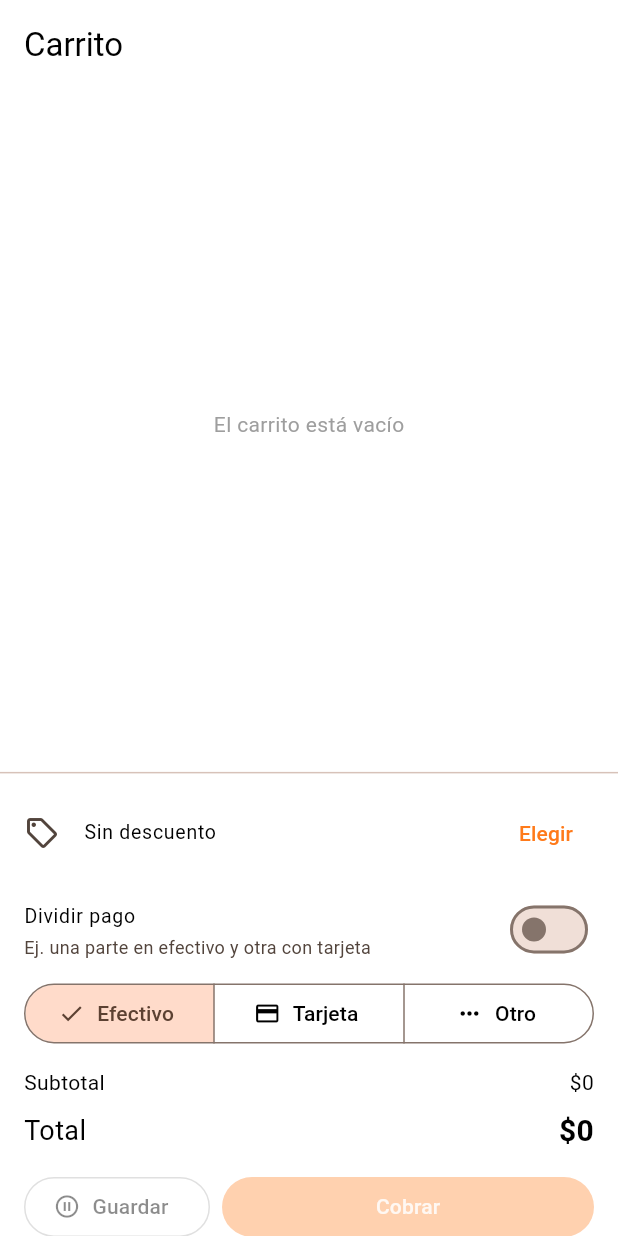
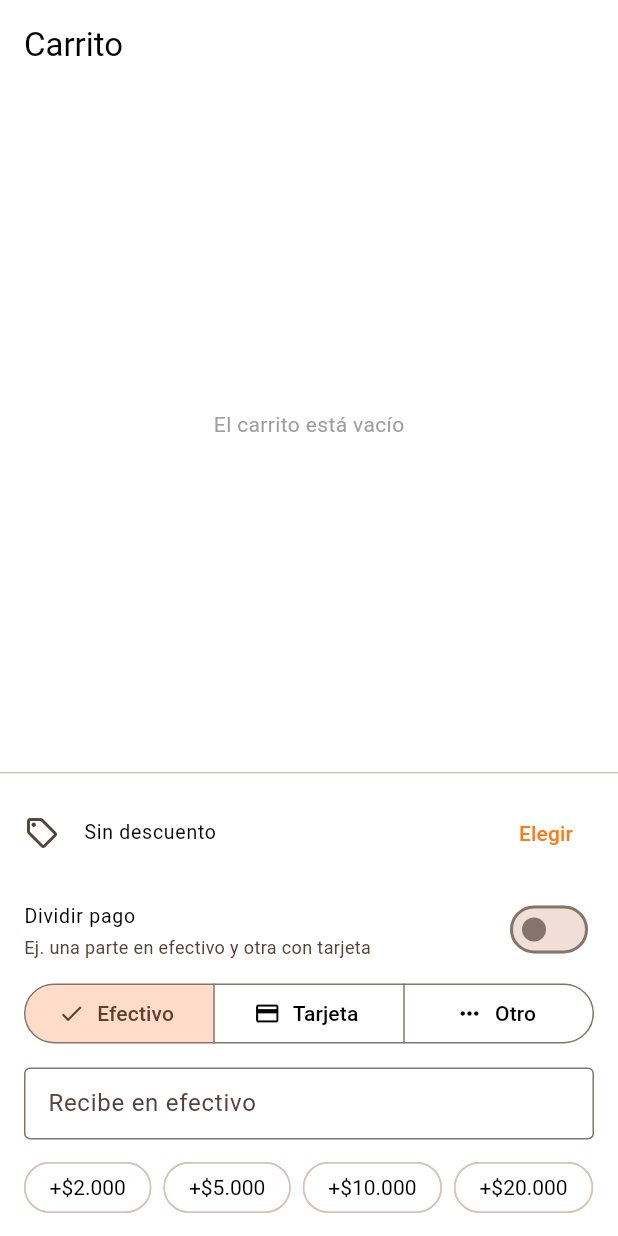
Before and after one commit to p1np0n/POSible, a Flutter app: the CartPanel widget shown alone on an empty page, opened directly, on a phone screen of 412 x 824 dp. Run offline on Flutter 3.47's test engine with Material 3 defaults, Android fonts, the phone set to English and light mode, and no system bars; our stand-ins replace csv, file_picker, image_picker, share_plus, shared_preferences, supabase_flutter; missing offline and left inert: mobile_scanner; accounts and stored records are empty.

Commit message:
Ventas: vuelto en efectivo, agregar producto visible y búsqueda sin tildes
- Carrito: con pago en Efectivo (sin dividir), un campo "Recibe en
  efectivo" con montos rápidos (+$2.000/$5.000/$10.000/$20.000, se van
  sumando) calcula el vuelto a entregar (o cuánto falta, si es
  insuficiente). Es solo una ayuda visual para el cajero, no cambia lo
  que se cobra ni se registra en la venta.
- Ventas: "Agregar producto" vuelve a ser un ícono suelto en la barra de
  arriba, en vez de estar escondido en el menú de los tres puntos.
- Búsqueda sin distinguir tildes (nuevo lib/utils/search_normalize.dart):
  aplicado al buscador de Ventas, al buscador de producto del
  administrador de pestañas, y al filtro de "Inventario bajo" en Lista
  de artículos. La búsqueda paginada principal de Lista de artículos y el
  buscador para agregar producto nuevo a una pestaña siguen consultando
  la base de datos directo (ilike sensible a tildes) y quedan fuera de
  este cambio.

Co-Authored-By: Claude Sonnet 5 <noreply@anthropic.com>
Claude-Session: https://claude.ai/code/session_011Joc9koXtYcSZFKc6EaRF6

```diff
--- a/lib/screens/pos/cart_panel.dart
+++ b/lib/screens/pos/cart_panel.dart
@@ -58,6 +58,11 @@ class _CartPanelState extends State<CartPanel> {
   final _cashAmountController = TextEditingController();
   final _cardAmountController = TextEditingController();
   final _otherAmountController = TextEditingController();
+  // Con cuánto efectivo paga el cliente, para calcular el vuelto — solo se
+  // usa como ayuda para el cajero, no cambia lo que se registra en la
+  // venta (siempre se cobra el total exacto).
+  final _cashReceivedController = TextEditingController();
+  static const List<double> _cashPresets = [2000, 5000, 10000, 20000];
 
   @override
   void initState() {
@@ -70,6 +75,7 @@ class _CartPanelState extends State<CartPanel> {
     _cashAmountController.dispose();
     _cardAmountController.dispose();
     _otherAmountController.dispose();
+    _cashReceivedController.dispose();
     super.dispose();
   }
 
@@ -99,6 +105,21 @@ class _CartPanelState extends State<CartPanel> {
   double get _splitOther => double.tryParse(_otherAmountController.text) ?? 0;
   double get _splitSum => _splitCash + _splitCard + _splitOther;
   bool get _splitValid => (_splitSum - _total).abs() < 0.01;
+
+  double? get _cashReceived => double.tryParse(_cashAmountReceivedText);
+  String get _cashAmountReceivedText => _cashReceivedController.text.trim();
+  double get _change => (_cashReceived ?? 0) - _total;
+
+  void _addCashPreset(double amount) {
+    final current = _cashReceived ?? 0;
+    setState(() => _cashReceivedController.text = (current + amount).round().toString());
+  }
+
+  void _clearCashReceived() {
+    if (_cashReceivedController.text.isNotEmpty) {
+      setState(() => _cashReceivedController.clear());
+    }
+  }
 
   void _toggleSplitPayment(bool value) {
     setState(() {
@@ -190,6 +211,7 @@ class _CartPanelState extends State<CartPanel> {
         setState(() {
           _splitPayment = false;
           _paymentMethod = 'cash';
+          _cashReceivedController.clear();
         });
         ScaffoldMessenger.of(context).showSnackBar(const SnackBar(content: Text('Venta registrada')));
         widget.onSaleCompleted?.call();
@@ -284,7 +306,10 @@ class _CartPanelState extends State<CartPanel> {
       ),
     );
     if (confirmed != true) return;
-    if (mounted) context.read<CartProvider>().clear();
+    if (mounted) {
+      context.read<CartProvider>().clear();
+      _clearCashReceived();
+    }
   }
 
   /// Resumen chico (Subtotal / IVA incl. / Total) que va junto al título
@@ -445,8 +470,73 @@ class _CartPanelState extends State<CartPanel> {
               ButtonSegment(value: 'other', label: Text('Otro'), icon: Icon(Icons.more_horiz)),
             ],
             selected: {_paymentMethod},
-            onSelectionChanged: (value) => setState(() => _paymentMethod = value.first),
+            onSelectionChanged: (value) => setState(() {
+              _paymentMethod = value.first;
+              if (_paymentMethod != 'cash') _cashReceivedController.clear();
+            }),
           ),
+        if (!_splitPayment && _paymentMethod == 'cash') ...[
+          const SizedBox(height: 12),
+          Row(
+            children: [
+              Expanded(
+                child: TextField(
+                  controller: _cashReceivedController,
+                  keyboardType: const TextInputType.numberWithOptions(decimal: true),
+                  decoration: const InputDecoration(
+                    labelText: 'Recibe en efectivo',
+                    prefixText: '\$',
+                    border: OutlineInputBorder(),
+                    isDense: true,
+                  ),
+                  onChanged: (_) => setState(() {}),
+                ),
+              ),
+              if (_cashAmountReceivedText.isNotEmpty) ...[
+                const SizedBox(width: 8),
+                IconButton(
+                  icon: const Icon(Icons.clear),
+                  tooltip: 'Borrar',
+                  onPressed: _clearCashReceived,
+                ),
+              ],
+            ],
+          ),
+          const SizedBox(height: 8),
+          Wrap(
+            spacing: 8,
+            runSpacing: 8,
+            children: _cashPresets
+                .map((amount) => ActionChip(
+                      label: Text('+${formatCurrencyCl(amount)}'),
+                      onPressed: () => _addCashPreset(amount),
+                    ))
+                .toList(),
+          ),
+          if (_cashAmountReceivedText.isNotEmpty) ...[
+            const SizedBox(height: 8),
+            Row(
+              mainAxisAlignment: MainAxisAlignment.spaceBetween,
+              children: [
+                Text(
+                  _change >= 0 ? 'Vuelto' : 'Falta',
+                  style: TextStyle(
+                    fontWeight: FontWeight.w600,
+                    color: _change >= 0 ? Colors.green.shade700 : Colors.red,
+                  ),
+                ),
+                Text(
+                  formatCurrencyCl(_change.abs()),
+                  style: TextStyle(
+                    fontWeight: FontWeight.w600,
+                    fontSize: 16,
+                    color: _change >= 0 ? Colors.green.shade700 : Colors.red,
+                  ),
+                ),
+              ],
+            ),
+          ],
+        ],
         const SizedBox(height: 12),
         Row(
           mainAxisAlignment: MainAxisAlignment.spaceBetween,
--- a/lib/screens/pos/pos_page_manager_sheet.dart
+++ b/lib/screens/pos/pos_page_manager_sheet.dart
@@ -5,6 +5,7 @@ import '../../models/pos_page.dart';
 import '../../models/pos_page_item.dart';
 import '../../models/product.dart';
 import '../../services/pos_page_repository.dart';
+import '../../utils/search_normalize.dart';
 import 'page_item_customize_dialog.dart';
 
 /// Hoja para administrar una pestaña personalizada de Ventas: cambiarle el
@@ -167,12 +168,13 @@ class _PosPageManagerSheetState extends State<PosPageManagerSheet> {
 
   @override
   Widget build(BuildContext context) {
-    final search = _productSearchController.text.trim().toLowerCase();
+    final search = normalizeForSearch(_productSearchController.text.trim());
     final searchResults = search.isEmpty
         ? const <Product>[]
         : widget.allProducts
             .where((p) =>
-                p.name.toLowerCase().contains(search) || (p.barcode?.toLowerCase().contains(search) ?? false))
+                normalizeForSearch(p.name).contains(search) ||
+                (p.barcode != null && normalizeForSearch(p.barcode!).contains(search)))
             .take(20)
             .toList();
 
```
Also changed, not shown: lib/screens/inventory/product_list_screen.dart (+5 -4 lines), lib/screens/pos/pos_screen.dart (+10 -22 lines), lib/utils/search_normalize.dart (added, +21 -0 lines), 1 other file.
